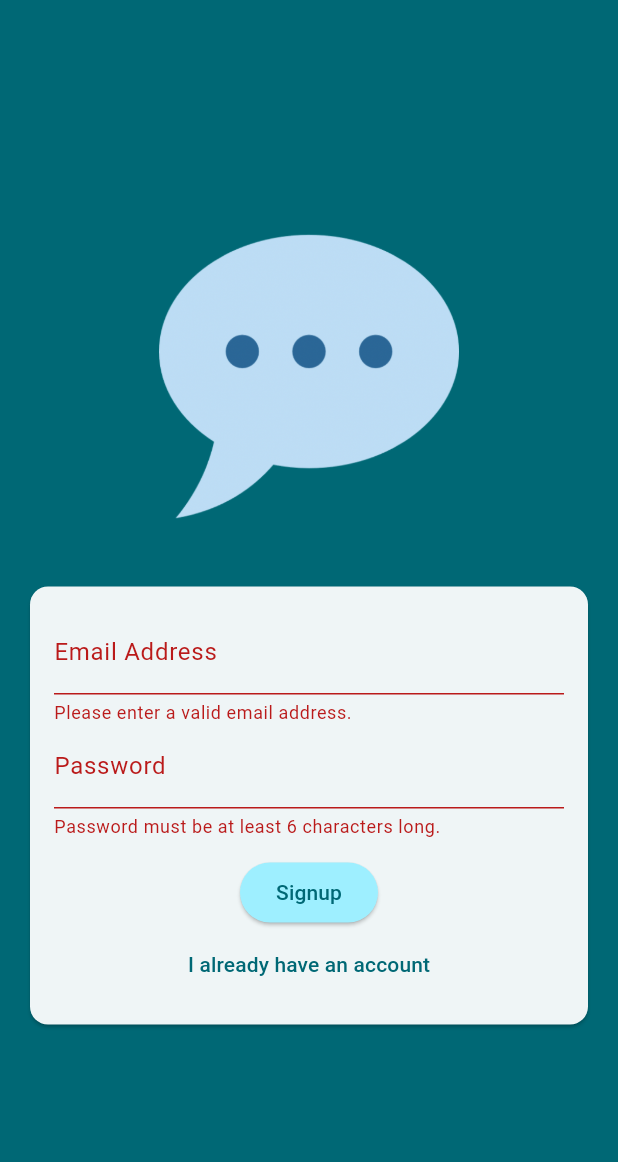
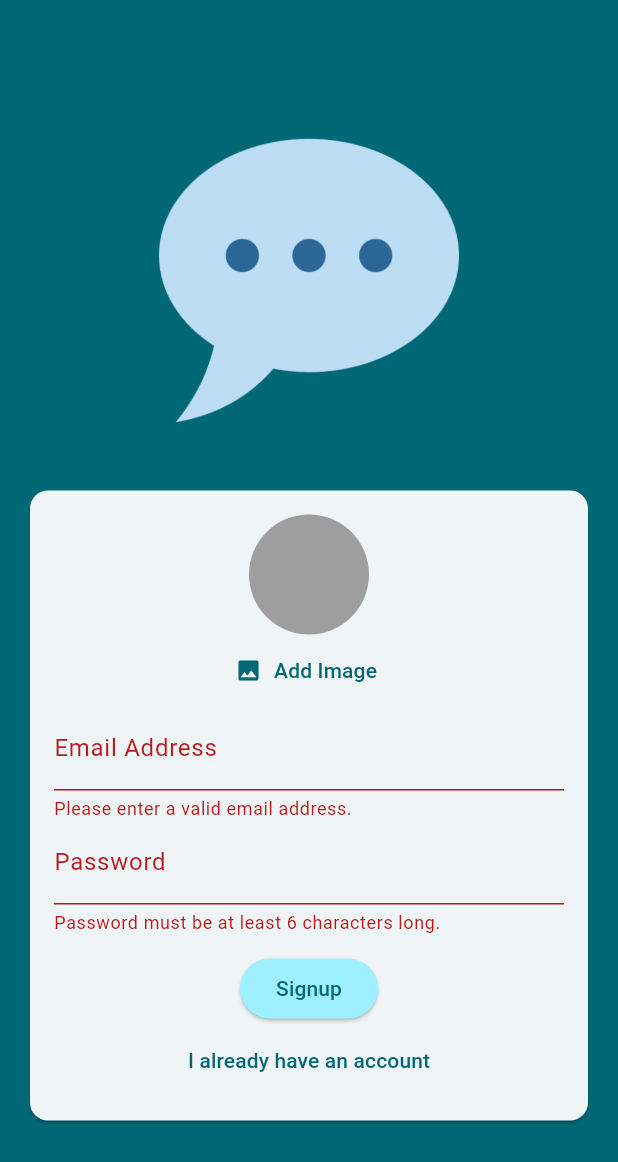
Before and after one commit to Naveen2070/chat_app_flutter, a Flutter app: the screen it shows after launch, after a tap on "Login", after a tap on "Create an account", on a phone screen of 412 x 824 dp. Shown: the top 1162 px of the screen. Run offline on Flutter 3.47's test engine with Material 3 defaults, Android fonts, the phone set to English and light mode, and no system bars; our stand-ins replace firebase_auth, firebase_core, firebase_storage, image_picker; accounts and stored records are empty.

Commit message:
added image picker for user profile

```diff
--- a/lib/screens/auth.dart
+++ b/lib/screens/auth.dart
@@ -1,3 +1,7 @@
+import 'dart:io';
+
+import 'package:chat_app_flutter/widgets/user_image_picker.dart';
+import 'package:firebase_storage/firebase_storage.dart';
 import 'package:flutter/material.dart';
 import 'package:firebase_auth/firebase_auth.dart';
 
@@ -18,22 +22,37 @@ class _AuthScreenState extends State<AuthScreen> {
   var _isLogin = true;
   var _enteredEmail = '';
   var _enteredPassword = '';
+  File? _selectedImage;
+  var _isAuthenticating = false;
 
   void _submit() async {
     final isValid = _form.currentState!.validate();
 
-    if (!isValid) {
+    if (!isValid || !_isLogin && _selectedImage == null) {
+      // show error message ...
       return;
     }
 
     _form.currentState!.save();
+
     try {
+      setState(() {
+        _isAuthenticating = true;
+      });
       if (_isLogin) {
         final userCredentials = await _firebase.signInWithEmailAndPassword(
             email: _enteredEmail, password: _enteredPassword);
       } else {
         final userCredentials = await _firebase.createUserWithEmailAndPassword(
             email: _enteredEmail, password: _enteredPassword);
+
+        final storageRef = FirebaseStorage.instance
+            .ref()
+            .child('user_images')
+            .child('${userCredentials.user!.uid}.jpg');
+
+        await storageRef.putFile(_selectedImage!);
+        final imageUrl = await storageRef.getDownloadURL();
       }
     } on FirebaseAuthException catch (error) {
       if (error.code == 'email-already-in-use') {
@@ -77,6 +96,12 @@ class _AuthScreenState extends State<AuthScreen> {
                       child: Column(
                         mainAxisSize: MainAxisSize.min,
                         children: [
+                          if (!_isLogin)
+                            UserImagePicker(
+                              onPickImage: (pickedImage) {
+                                _selectedImage = pickedImage;
+                              },
+                            ),
                           TextFormField(
                             decoration: const InputDecoration(
                                 labelText: 'Email Address'),
@@ -111,6 +136,9 @@ class _AuthScreenState extends State<AuthScreen> {
                             },
                           ),
                           const SizedBox(height: 12),
+                          if (_isAuthenticating)
+                            const CircularProgressIndicator(),
+                          if (!_isAuthenticating)
                             ElevatedButton(
                               onPressed: _submit,
                               style: ElevatedButton.styleFrom(
@@ -120,6 +148,7 @@ class _AuthScreenState extends State<AuthScreen> {
                               ),
                               child: Text(_isLogin ? 'Login' : 'Signup'),
                             ),
+                          if (!_isAuthenticating)
                             TextButton(
                               onPressed: () {
                                 setState(() {
--- /dev/null
+++ b/lib/widgets/user_image_picker.dart
@@ -0,0 +1,64 @@
+import 'dart:io';
+
+import 'package:flutter/material.dart';
+import 'package:image_picker/image_picker.dart';
+
+class UserImagePicker extends StatefulWidget {
+  const UserImagePicker({
+    super.key,
+    required this.onPickImage,
+  });
+
+  final void Function(File pickedImage) onPickImage;
+
+  @override
+  State<UserImagePicker> createState() {
+    return _UserImagePickerState();
+  }
+}
+
+class _UserImagePickerState extends State<UserImagePicker> {
+  File? _pickedImageFile;
+
+  void _pickImage() async {
+    final pickedImage = await ImagePicker().pickImage(
+      source: ImageSource.camera,
+      imageQuality: 50,
+      maxWidth: 150,
+    );
+
+    if (pickedImage == null) {
+      return;
+    }
+
+    setState(() {
+      _pickedImageFile = File(pickedImage.path);
+    });
+
+    widget.onPickImage(_pickedImageFile!);
+  }
+
+  @override
+  Widget build(BuildContext context) {
+    return Column(
+      children: [
+        CircleAvatar(
+          radius: 40,
+          backgroundColor: Colors.grey,
+          foregroundImage:
+              _pickedImageFile != null ? FileImage(_pickedImageFile!) : null,
+        ),
+        TextButton.icon(
+          onPressed: _pickImage,
+          icon: const Icon(Icons.image),
+          label: Text(
+            'Add Image',
+            style: TextStyle(
+              color: Theme.of(context).colorScheme.primary,
+            ),
+          ),
+        )
+      ],
+    );
+  }
+}
--- a/pubspec.yaml
+++ b/pubspec.yaml
@@ -36,6 +36,8 @@ dependencies:
   cupertino_icons: ^1.0.6
   firebase_core: ^2.32.0
   firebase_auth: ^4.20.0
+  firebase_storage: ^11.7.7
+  image_picker: ^1.1.2
 
 dev_dependencies:
   flutter_test:
```
Also changed, not shown: pubspec.lock, 6 other files. Lines whose indentation alone changed are shown as unchanged.
